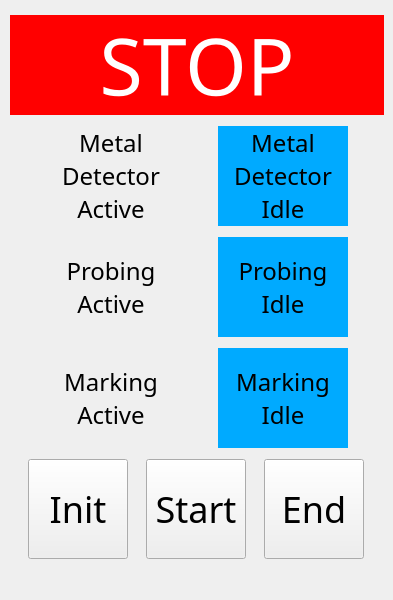
clearfield-robotics-ros/gui, file resource/minebot_gui.ui: the form before one commit.
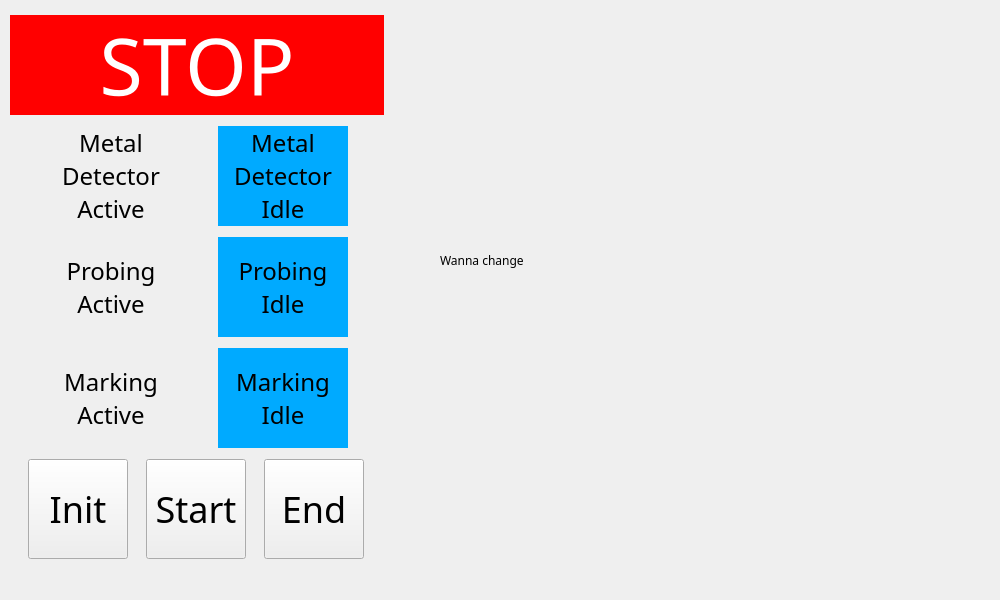
The form after the commit.

Patch:
```diff
--- a/resource/minebot_gui.ui
+++ b/resource/minebot_gui.ui
@@ -9,7 +9,7 @@
    <rect>
     <x>0</x>
     <y>0</y>
-    <width>393</width>
+    <width>1000</width>
     <height>600</height>
    </rect>
   </property>
@@ -27,7 +27,7 @@
   </property>
   <property name="maximumSize">
    <size>
-    <width>450</width>
+    <width>1000</width>
     <height>600</height>
    </size>
   </property>
@@ -58,10 +58,10 @@
   <widget class="QLabel" name="label">
    <property name="geometry">
     <rect>
-     <x>670</x>
-     <y>190</y>
-     <width>111</width>
-     <height>61</height>
+     <x>440</x>
+     <y>160</y>
+     <width>451</width>
+     <height>201</height>
     </rect>
    </property>
    <property name="text">
```
Left out of the diff: 2 changed lines with no effect on the pictures.
